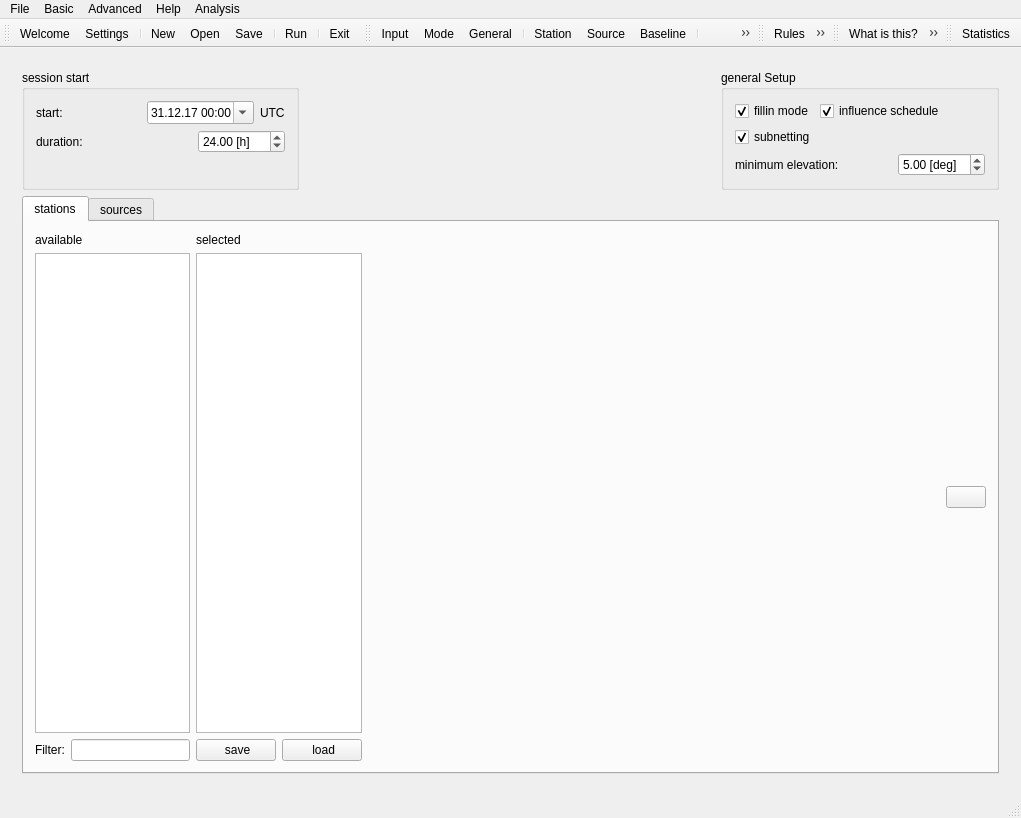
Qt form mainwindow.ui (TUW-VieVS/VieSchedpp) before a commit.
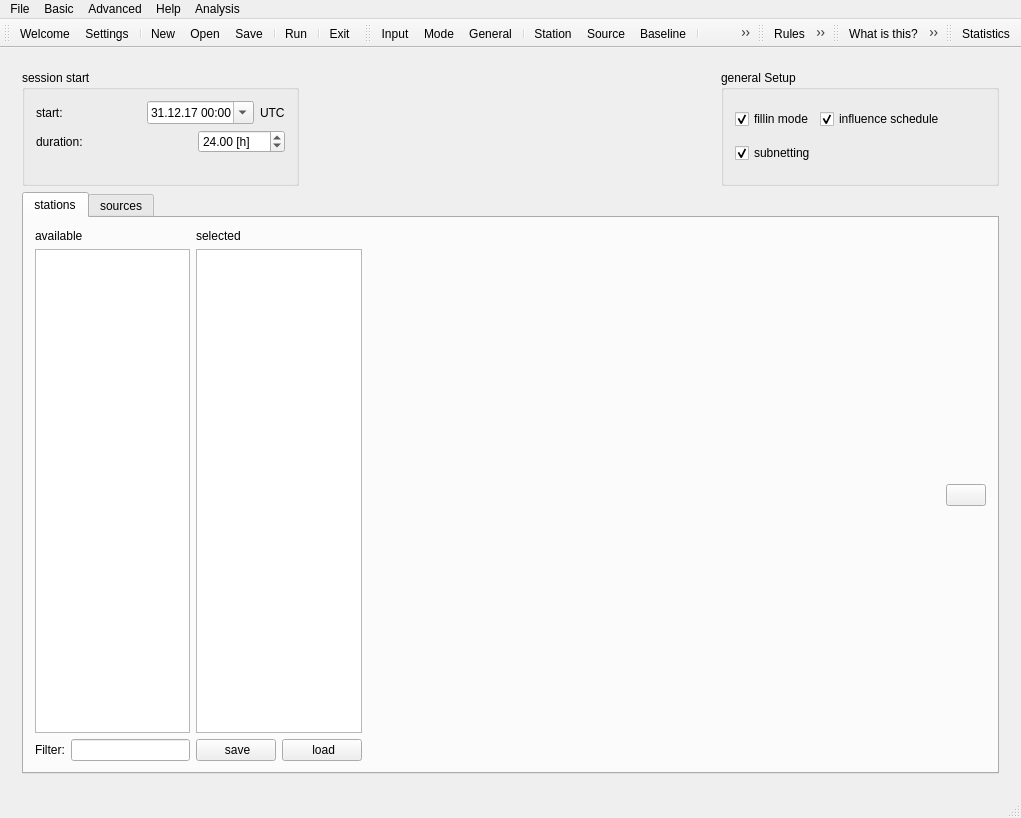
The same form after that commit. The open tabs and pages were chosen to show the change. Icons and pictures are not drawn.

Commit message:
minimum elevation is now parameter
effects of source parameters that influence others are now displayed in GUI
bugfixes for fixed scan duration displayment

```diff
--- a/mainwindow.ui
+++ b/mainwindow.ui
@@ -1935,49 +1935,6 @@
                </property>
               </widget>
              </item>
-             <item>
-              <layout class="QHBoxLayout" name="horizontalLayout_7">
-               <item>
-                <widget class="QLabel" name="label_8">
-                 <property name="text">
-                  <string>minimum elevation:</string>
-                 </property>
-                </widget>
-               </item>
-               <item>
-                <spacer name="horizontalSpacer_4">
-                 <property name="orientation">
-                  <enum>Qt::Horizontal</enum>
-                 </property>
-                 <property name="sizeHint" stdset="0">
-                  <size>
-                   <width>40</width>
-                   <height>20</height>
-                  </size>
-                 </property>
-                </spacer>
-               </item>
-               <item>
-                <widget class="QDoubleSpinBox" name="doubleSpinBox_minElevation">
-                 <property name="toolTip">
-                  <string>minimum allowed elevation angle</string>
-                 </property>
-                 <property name="statusTip">
-                  <string>minimum elevation angle</string>
-                 </property>
-                 <property name="suffix">
-                  <string> [deg]</string>
-                 </property>
-                 <property name="maximum">
-                  <double>90.000000000000000</double>
-                 </property>
-                 <property name="value">
-                  <double>5.000000000000000</double>
-                 </property>
-                </widget>
-               </item>
-              </layout>
-             </item>
             </layout>
            </widget>
           </item>
```
Left out of the diff: 2 changed lines with no effect on the pictures. The commit also changes 10 other files.
